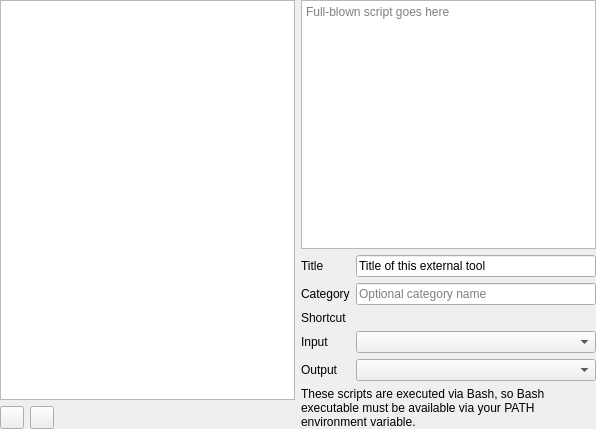
Qt form src/gui/settings/settingsexternaltools.ui (martinrotter/textosaurus) before a commit.
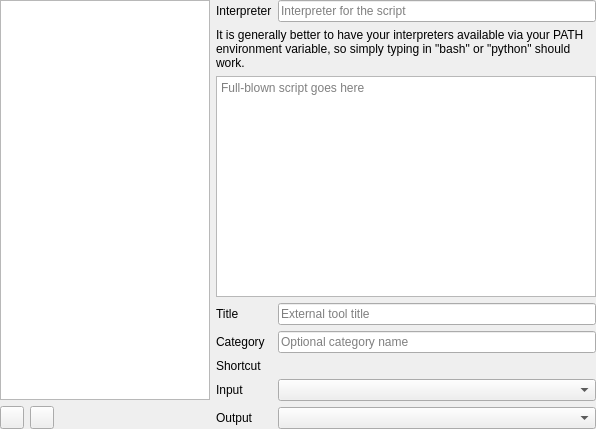
The same form after that commit. Custom widgets are drawn as their Qt base class.

Commit message: Experimental saving/loading ext. tools.

What changed in the file:
```diff
--- a/src/gui/settings/settingsexternaltools.ui
+++ b/src/gui/settings/settingsexternaltools.ui
@@ -30,9 +30,12 @@
        <property name="orientation">
         <enum>Qt::Horizontal</enum>
        </property>
+       <property name="sizeType">
+        <enum>QSizePolicy::Fixed</enum>
+       </property>
        <property name="sizeHint" stdset="0">
         <size>
-         <width>40</width>
+         <width>150</width>
          <height>20</height>
         </size>
        </property>
@@ -78,14 +81,20 @@
       <property name="bottomMargin">
        <number>0</number>
       </property>
-      <item row="0" column="0" colspan="2">
+      <item row="2" column="0" colspan="2">
        <widget class="QPlainTextEdit" name="m_txtFullScript">
+        <property name="sizePolicy">
+         <sizepolicy hsizetype="Expanding" vsizetype="Expanding">
+          <horstretch>0</horstretch>
+          <verstretch>1</verstretch>
+         </sizepolicy>
+        </property>
         <property name="placeholderText">
          <string>Full-blown script goes here</string>
         </property>
        </widget>
       </item>
-      <item row="1" column="0">
+      <item row="3" column="0">
        <widget class="QLabel" name="label">
         <property name="text">
          <string>Title</string>
@@ -95,17 +104,14 @@
         </property>
        </widget>
       </item>
-      <item row="1" column="1">
+      <item row="3" column="1">
        <widget class="QLineEdit" name="m_txtTitle">
-        <property name="text">
-         <string>Title of this external tool</string>
-        </property>
         <property name="placeholderText">
-         <string>Optional category name</string>
+         <string>External tool title</string>
         </property>
        </widget>
       </item>
-      <item row="2" column="0">
+      <item row="4" column="0">
        <widget class="QLabel" name="label_2">
         <property name="text">
          <string>Category</string>
@@ -115,14 +121,14 @@
         </property>
        </widget>
       </item>
-      <item row="2" column="1">
+      <item row="4" column="1">
        <widget class="QLineEdit" name="m_txtCategory">
         <property name="placeholderText">
          <string>Optional category name</string>
         </property>
        </widget>
       </item>
-      <item row="3" column="0">
+      <item row="5" column="0">
        <widget class="QLabel" name="m_lblShortcut">
         <property name="text">
          <string>Shortcut</string>
@@ -132,10 +138,10 @@
         </property>
        </widget>
       </item>
-      <item row="3" column="1">
+      <item row="5" column="1">
        <widget class="ShortcutCatcher" name="m_shortcut" native="true"/>
       </item>
-      <item row="4" column="0">
+      <item row="6" column="0">
        <widget class="QLabel" name="m_lblInput">
         <property name="text">
          <string>Input</string>
@@ -145,10 +151,10 @@
         </property>
        </widget>
       </item>
-      <item row="4" column="1">
+      <item row="6" column="1">
        <widget class="QComboBox" name="m_cmbInput"/>
       </item>
-      <item row="5" column="0">
+      <item row="7" column="0">
        <widget class="QLabel" name="m_lblOutput">
         <property name="text">
          <string>Output</string>
@@ -158,13 +164,33 @@
         </property>
        </widget>
       </item>
-      <item row="5" column="1">
+      <item row="7" column="1">
        <widget class="QComboBox" name="m_cmbOutput"/>
       </item>
-      <item row="6" column="0" colspan="2">
+      <item row="0" column="0">
+       <widget class="QLabel" name="label_3">
+        <property name="text">
+         <string>Interpreter</string>
+        </property>
+        <property name="buddy">
+         <cstring>m_txtInterpreter</cstring>
+        </property>
+       </widget>
+      </item>
+      <item row="0" column="1">
+       <widget class="QLineEdit" name="m_txtInterpreter">
+        <property name="placeholderText">
+         <string>Interpreter for the script</string>
+        </property>
+       </widget>
+      </item>
+      <item row="1" column="0" colspan="2">
        <widget class="QLabel" name="m_lblInfo">
         <property name="text">
-         <string>These scripts are executed via Bash, so Bash executable must be available via your PATH environment variable.</string>
+         <string>It is generally better to have your interpreters available via your PATH environment variable, so simply typing in &quot;bash&quot; or &quot;python&quot; should work.</string>
+        </property>
+        <property name="alignment">
+         <set>Qt::AlignLeading|Qt::AlignLeft|Qt::AlignTop</set>
         </property>
         <property name="wordWrap">
          <bool>true</bool>
```
Left out of the diff: 1 changed line with no effect on the pictures. The commit also changes 8 other files.
